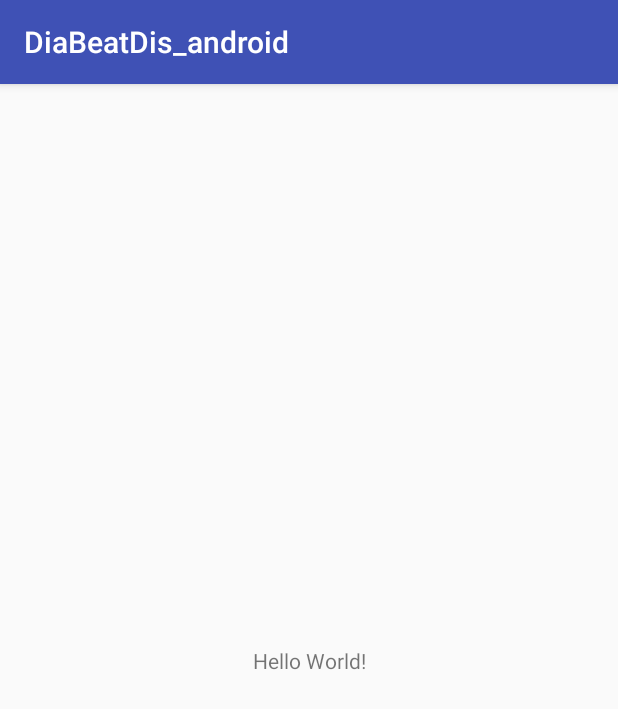
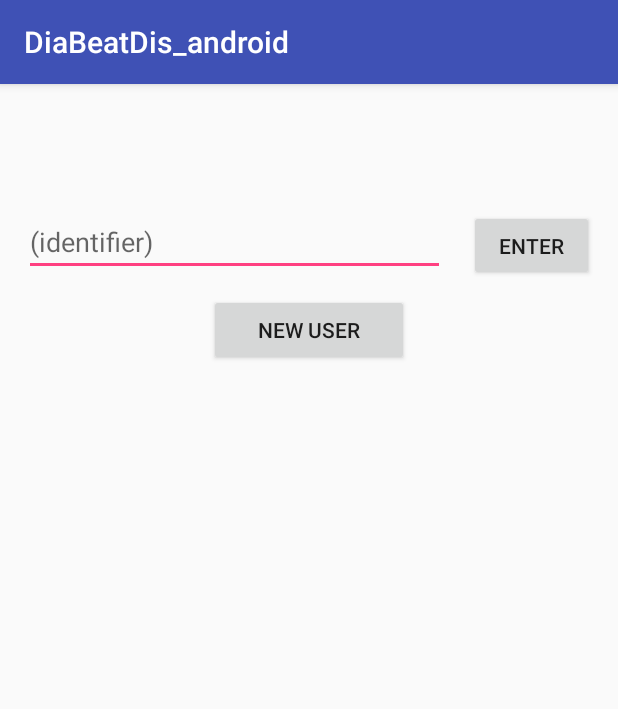
Before and after one commit to PootieT/DiaBeatDis_android, an Android app: the screen it shows after launch (MainActivity), on a phone screen of 412 x 824 dp. Shown: the top 709 px of the screen. Run offline under Robolectric (Android 15) with nearby library versions, the phone set to English and light mode, and no system bars.

Commit message:
add first page interface with string values

```diff
--- a/app/src/main/res/layout/activity_main.xml
+++ b/app/src/main/res/layout/activity_main.xml
@@ -6,13 +6,41 @@
     android:layout_height="match_parent"
     tools:context="com.example.peter.diabeatdis_android.MainActivity">
 
-    <TextView
-        android:layout_width="wrap_content"
-        android:layout_height="wrap_content"
-        android:text="Hello World!"
-        app:layout_constraintBottom_toBottomOf="parent"
-        app:layout_constraintLeft_toLeftOf="parent"
-        app:layout_constraintRight_toRightOf="parent"
+    <EditText
+        android:id="@+id/editText"
+        android:layout_width="0dp"
+        android:layout_height="44dp"
+        android:layout_marginStart="16dp"
+        android:layout_marginTop="84dp"
+        android:ems="10"
+        android:hint="@string/enter_id"
+        android:inputType="textPersonName"
+        app:layout_constraintEnd_toStartOf="@+id/button"
+        app:layout_constraintHorizontal_bias="0.5"
+        app:layout_constraintStart_toStartOf="parent"
         app:layout_constraintTop_toTopOf="parent" />
 
+
+    <Button
+        android:id="@+id/button"
+        android:layout_width="83dp"
+        android:layout_height="47dp"
+        android:layout_marginEnd="16dp"
+        android:layout_marginStart="16dp"
+        android:text="@string/button_enter_id"
+        app:layout_constraintBaseline_toBaselineOf="@+id/editText"
+        app:layout_constraintEnd_toEndOf="parent"
+        app:layout_constraintHorizontal_bias="0.5"
+        app:layout_constraintStart_toEndOf="@+id/editText" />
+
+    <Button
+        android:id="@+id/button3"
+        android:layout_width="133dp"
+        android:layout_height="48dp"
+        android:layout_marginTop="12dp"
+        android:text="@string/button_new_user"
+        app:layout_constraintEnd_toEndOf="parent"
+        app:layout_constraintHorizontal_bias="0.5"
+        app:layout_constraintStart_toStartOf="parent"
+        app:layout_constraintTop_toBottomOf="@+id/editText" />
 </android.support.constraint.ConstraintLayout>
--- a/app/src/main/res/values/strings.xml
+++ b/app/src/main/res/values/strings.xml
@@ -1,3 +1,6 @@
 <resources>
     <string name="app_name">DiaBeatDis_android</string>
+    <string name="enter_id">(identifier)</string>
+    <string name="button_enter_id">Enter</string>
+    <string name="button_new_user">New User</string>
 </resources>
```
